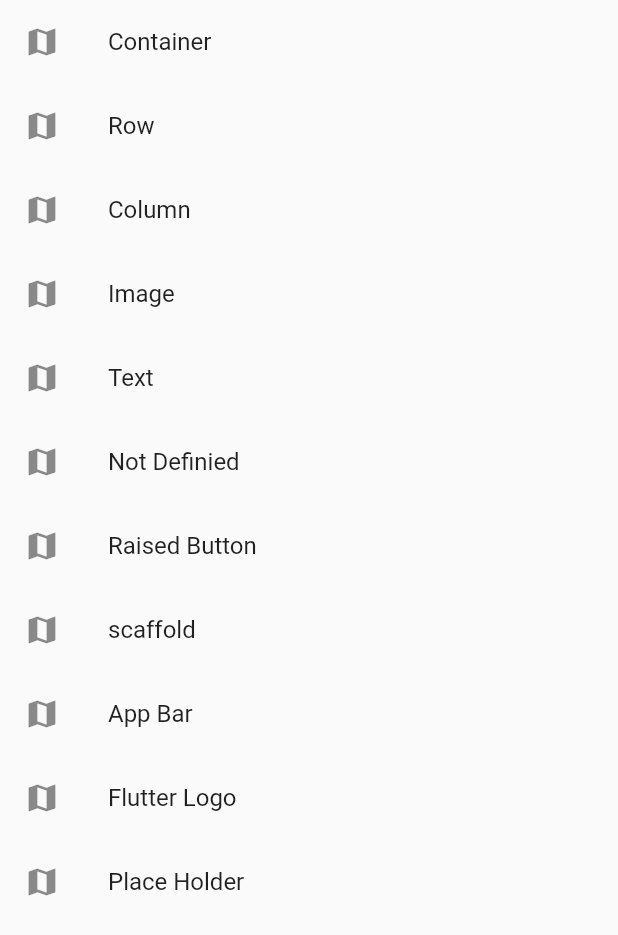
After one commit to hanleylee/flutter-framework, a Flutter app: the screen it shows after launch, after a tap on "Basic Widget", on a phone screen of 412 x 824 dp. The commit adds this screen. Shown: the top 935 px of the screen. Run offline on Flutter 3.47's test engine with Material 2 defaults, Android fonts, the phone set to English and light mode, and no system bars.

Commit message:
daily 2022-03-06

```diff
--- /dev/null
+++ b/lib/BasicWidget/MyColumn.dart
@@ -0,0 +1,23 @@
+import 'package:flutter/material.dart';
+
+class MyColumn extends StatelessWidget {
+  @override
+  Widget build(BuildContext context) {
+    return Column(
+      children: [
+        Text(
+          'section 1',
+          style: TextStyle(color: Colors.white, backgroundColor: Colors.red),
+        ),
+        Text(
+          'section 2',
+          style: TextStyle(color: Colors.white, backgroundColor: Colors.yellow),
+        ),
+        Text(
+          'section 3',
+          style: TextStyle(color: Colors.white, backgroundColor: Colors.blue),
+        ),
+      ],
+    );
+  }
+}
--- /dev/null
+++ b/lib/BasicWidget/MyContainer.dart
@@ -0,0 +1,13 @@
+import 'package:flutter/material.dart';
+
+class MyContainer extends StatelessWidget {
+  @override
+  Widget build(BuildContext context) {
+    return Container(
+      height: 56,
+      padding: const EdgeInsets.symmetric(horizontal: 8.0),
+      decoration: const BoxDecoration(color: Colors.blue),
+      child: Text('bottom'),
+    );
+  }
+}
--- /dev/null
+++ b/lib/BasicWidget/MyImage.dart
@@ -0,0 +1,8 @@
+import 'package:flutter/material.dart';
+
+class MyImage extends StatelessWidget {
+  @override
+  Widget build(BuildContext context) {
+    return Image.asset('assets/images/avatar.jpg');
+  }
+}
--- /dev/null
+++ b/lib/BasicWidget/MyRow.dart
@@ -0,0 +1,12 @@
+import 'package:flutter/material.dart';
+
+class MyRow extends StatelessWidget {
+  @override
+  Widget build(BuildContext context) {
+    return Row(
+      children: [
+        Text('Row'),
+      ],
+    );
+  }
+}
--- /dev/null
+++ b/lib/BasicWidget/MyScaffold.dart
@@ -0,0 +1,10 @@
+import 'package:flutter/material.dart';
+
+class MyScaffold extends StatelessWidget {
+  @override
+  Widget build(BuildContext context) {
+    return const Scaffold(
+      body: Text('MyScaffold'),
+    );
+  }
+}
--- /dev/null
+++ b/lib/BasicWidget/MyText.dart
@@ -0,0 +1,8 @@
+import 'package:flutter/material.dart';
+
+class MyText extends StatelessWidget {
+  @override
+  Widget build(BuildContext context) {
+    return const Text('MyText');
+  }
+}
--- /dev/null
+++ b/lib/BasicWidget/MyWidget.dart
@@ -0,0 +1,105 @@
+import 'package:flutter/material.dart';
+import './MyContainer.dart';
+import './MyRow.dart';
+import './MyIcon.dart';
+import './MyText.dart';
+import './MyImage.dart';
+import './MyAppBar.dart';
+import './MyColumn.dart';
+import './MyScaffold.dart';
+import './MyFlutterLogo.dart';
+import './MyPlaceholder.dart';
+import './MyRaisedButton.dart';
+
+enum WidgetType {
+  container,
+  row,
+  column,
+  image,
+  text,
+  icon,
+  raisedButton,
+  scaffold,
+  appBar,
+  flutterLogo,
+  placeholder,
+}
+
+extension WidgetTypeExtension on WidgetType {
+  Widget get widget {
+    switch (this) {
+      case WidgetType.container:
+        return MyContainer();
+      case WidgetType.row:
+        return MyRow();
+      case WidgetType.column:
+        return MyColumn();
+      case WidgetType.image:
+        return MyImage();
+      case WidgetType.text:
+        return MyText();
+      case WidgetType.icon:
+        return MyIcon();
+      case WidgetType.raisedButton:
+        return MyRaisedButton();
+      case WidgetType.scaffold:
+        return MyScaffold();
+      case WidgetType.appBar:
+        return MyAppBar();
+      case WidgetType.flutterLogo:
+        return MyFlutterLogo();
+      case WidgetType.placeholder:
+        return MyPlaceholder();
+      default:
+        return Text('none');
+    }
+  }
+
+  String get rowName {
+    switch (this) {
+      case WidgetType.container:
+        return 'Container';
+      case WidgetType.row:
+        return 'Row';
+      case WidgetType.column:
+        return 'Column';
+      case WidgetType.image:
+        return 'Image';
+      case WidgetType.text:
+        return 'Text';
+      case WidgetType.raisedButton:
+        return 'Raised Button';
+      case WidgetType.scaffold:
+        return 'scaffold';
+      case WidgetType.appBar:
+        return 'App Bar';
+      case WidgetType.flutterLogo:
+        return 'Flutter Logo';
+      case WidgetType.placeholder:
+        return 'Place Holder';
+      default:
+        return 'Not Definied';
+    }
+  }
+}
+
+class MyWidget extends StatelessWidget {
+  MyWidget();
+
+  @override
+  Widget build(BuildContext context) {
+    return Scaffold(
+      body: ListView(
+          children: WidgetType.values.map((type) {
+        return ListTile(
+          onTap: () {
+            Navigator.push(
+                context, MaterialPageRoute(builder: (context) => type.widget));
+          },
+          leading: Icon(Icons.map),
+          title: Text(type.rowName),
+        );
+      }).toList()),
+    );
+  }
+}
--- a/lib/main.dart
+++ b/lib/main.dart
@@ -1,10 +1,37 @@
 import 'package:flutter/material.dart';
+import './BasicWidget/MyWidget.dart';
 
-void main() {
-  runApp(MaterialApp(
-    title: 'My app',
-    home: Home(),
-  ));
+enum ListItemType {
+  none,
+  basicWidget,
+}
+
+extension ListItemTypeExtension on ListItemType {
+  String get rowName {
+    switch (this) {
+      case ListItemType.none:
+        return 'none';
+      case ListItemType.basicWidget:
+        return 'Basic Widget';
+      default:
+        return 'not defined';
+    }
+  }
+
+  Widget get widget {
+    switch (this) {
+      case ListItemType.none:
+        return const Text('none');
+      case ListItemType.basicWidget:
+        return MyWidget();
+      default:
+        return const Text('not defined');
+    }
+  }
+
+  void talk() {
+    print('meow');
+  }
 }
 
 class Home extends StatelessWidget {
@@ -27,22 +54,17 @@ class Home extends StatelessWidget {
         ],
       ),
       body: Center(
-        // child: Text('Hello, world'),
         child: ListView(
-          children: [
-            ListTile(
-              leading: Icon(Icons.map),
-              title: Text('Album'),
-            ),
-            ListTile(
-              leading: Icon(Icons.map),
-              title: Text('Album'),
-            ),
-            ListTile(
-              leading: Icon(Icons.map),
-              title: Text('Album'),
-            ),
-          ],
+          children: ListItemType.values.map((type) {
+            return ListTile(
+              onTap: () {
+                Navigator.push(context,
+                    MaterialPageRoute(builder: (context) => type.widget));
+              },
+              leading: const Icon(Icons.map),
+              title: Text(type.rowName),
+            );
+          }).toList(),
         ),
       ),
       floatingActionButton: const FloatingActionButton(
@@ -53,3 +75,10 @@ class Home extends StatelessWidget {
     );
   }
 }
+
+void main() {
+  runApp(MaterialApp(
+    title: 'My app',
+    home: Home(),
+  ));
+}
```
Also changed, not shown: lib/BasicWidget/MyAppBar.dart (added, +18 -0 lines), lib/BasicWidget/MyFlutterLogo.dart (added, +10 -0 lines), lib/BasicWidget/MyIcon.dart (added, +9 -0 lines), lib/BasicWidget/MyPlaceholder.dart (added, +8 -0 lines), lib/BasicWidget/MyRaisedButton.dart (added, +12 -0 lines), pubspec.yaml (+5 -7 lines), assets/images/avatar.jpg (added), 2 other files.
